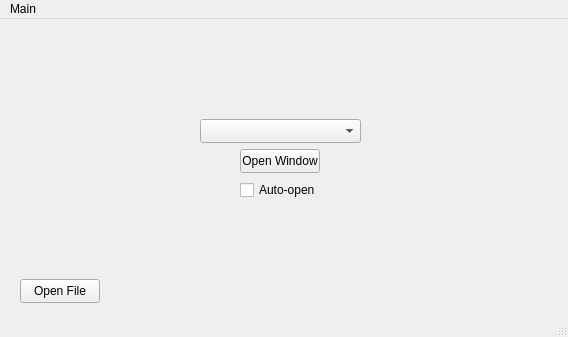
First picture: the form in mainwindow.ui, repository whiskeyAndrew/BaicalGuiServer, before the edit.
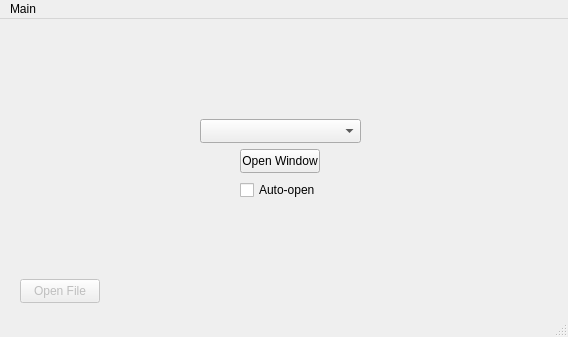
Second picture: the form after the edit.

```diff
--- a/mainwindow.ui
+++ b/mainwindow.ui
@@ -41,6 +41,9 @@
     </property>
    </widget>
    <widget class="QPushButton" name="pushButton_2">
+    <property name="enabled">
+     <bool>false</bool>
+    </property>
     <property name="geometry">
      <rect>
       <x>20</x>
```
